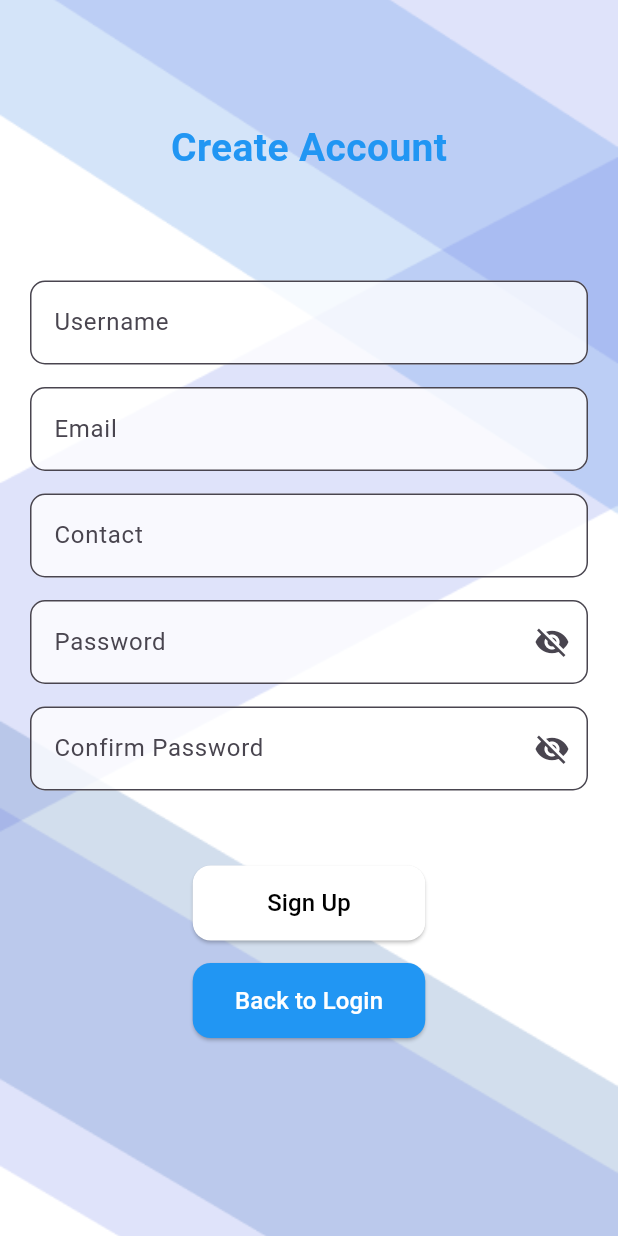
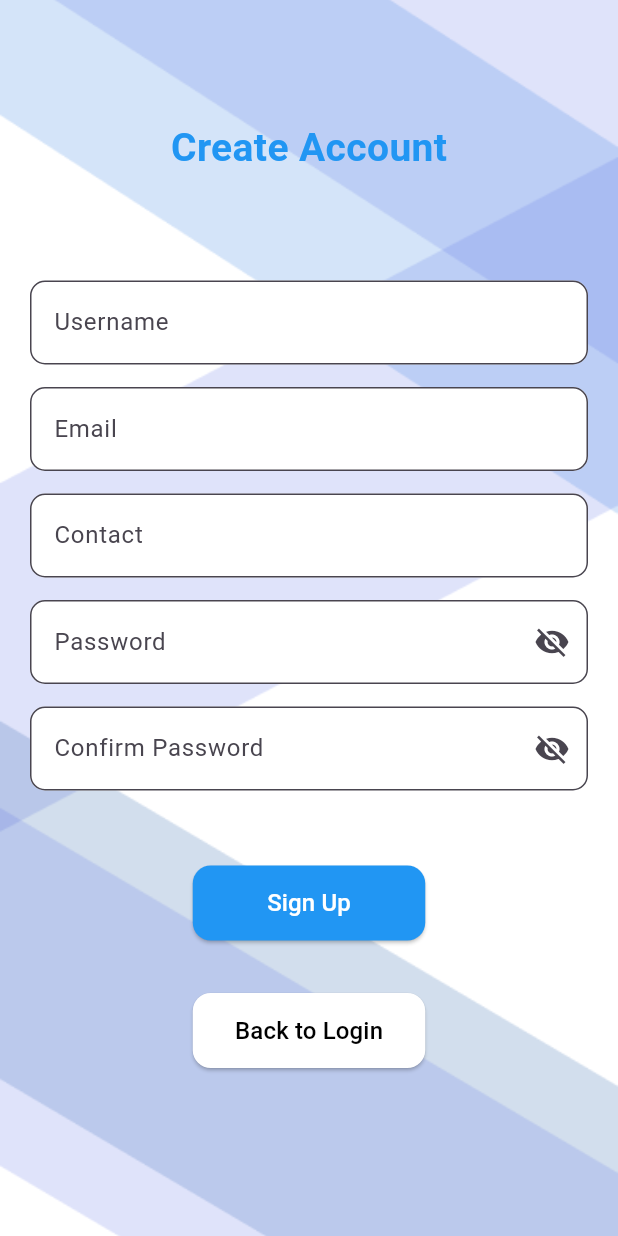
Before and after one commit to armanvalenzuela/Smart_ISP, a Flutter app: the screen it shows after launch, after a tap on "Sign Up", on a phone screen of 412 x 824 dp. Run offline on Flutter 3.47's test engine with Material 3 defaults, Android fonts, the phone set to English and light mode, and no system bars.

Commit message:
Forgot Password, and Profile na wala pang function sa backend and di pa tapos ung design.

```diff
--- a/lib/features/auth/presentation/login_screen.dart
+++ b/lib/features/auth/presentation/login_screen.dart
@@ -1,6 +1,7 @@
 import 'package:flutter/material.dart';
 import 'signup_screen.dart';
 import 'package:smart_isp/features/collector/presentation/home_screen.dart';
+import 'forgot_password.dart';
 
 class LoginScreen extends StatefulWidget {
   const LoginScreen({super.key});
@@ -24,7 +25,6 @@ class _LoginScreenState extends State<LoginScreen> {
     String password = _passwordController.text.trim();
 
     if (email == dummyEmail && password == dummyPassword) {
-      // ✅ Navigate to Collector Home and remove Login from stack
       Navigator.pushReplacement(
         context,
         MaterialPageRoute(builder: (context) => const CollectorHomePage()),
@@ -112,22 +112,38 @@ class _LoginScreenState extends State<LoginScreen> {
               ),
               const SizedBox(height: 10),
 
-              Align(
-                alignment: Alignment.centerRight,
-                child: Text(
-                  "Forgot password?",
-                  style: TextStyle(color: Colors.white.withOpacity(0.8)),
-                ),
-              ),
+             Align(
+               alignment: Alignment.centerRight,
+               child: GestureDetector(
+                 onTap: () {
+                   Navigator.push(
+                     context,
+                     MaterialPageRoute(
+                       builder: (context) => const ForgotPassword(),
+                     ),
+                   );
+                 },
+                 child: const Text(
+                   "Forgot Password?",
+                   style: TextStyle(
+                       color: Colors.white,
+                       fontSize: 16,
+                       fontWeight: FontWeight.bold
+                   ),
+                 ),
+
+               )
+             ),
               const SizedBox(height: 30),
+
 
               // Login button
               Center(
                 child: ElevatedButton(
                   onPressed: _login,
                   style: ElevatedButton.styleFrom(
-                    backgroundColor: Colors.grey[300],
-                    minimumSize: const Size(200, 50),
+                    backgroundColor: Colors.white,
+                    minimumSize: const Size(165, 50),
                     shape: RoundedRectangleBorder(
                       borderRadius: BorderRadius.circular(12),
                     ),
@@ -138,7 +154,7 @@ class _LoginScreenState extends State<LoginScreen> {
                   ),
                 ),
               ),
-              const SizedBox(height: 15),
+              const SizedBox(height: 25),
 
               // Sign Up button
               Center(
@@ -153,7 +169,7 @@ class _LoginScreenState extends State<LoginScreen> {
                   },
                   style: ElevatedButton.styleFrom(
                     backgroundColor: Colors.blue[700],
-                    minimumSize: const Size(200, 50),
+                    minimumSize: const Size(165, 50),
                     shape: RoundedRectangleBorder(
                       borderRadius: BorderRadius.circular(12),
                     ),
--- a/lib/features/auth/presentation/signup_screen.dart
+++ b/lib/features/auth/presentation/signup_screen.dart
@@ -39,12 +39,13 @@ class _SignUpScreenState extends State<SignUpScreen> {
                     ),
                   ),
                   const SizedBox(height: 70),
+
                   // Username
                   TextField(
                     decoration: InputDecoration(
                       hintText: "Username",
                       filled: true,
-                      fillColor: Colors.white.withOpacity(0.8),
+                      fillColor: Colors.white.withValues(),
                       border: OutlineInputBorder(
                         borderRadius: BorderRadius.circular(10),
                       ),
@@ -56,7 +57,7 @@ class _SignUpScreenState extends State<SignUpScreen> {
                     decoration: InputDecoration(
                       hintText: "Email",
                       filled: true,
-                      fillColor: Colors.white.withOpacity(0.8),
+                      fillColor: Colors.white.withValues(),
                       border: OutlineInputBorder(
                         borderRadius: BorderRadius.circular(10),
                       ),
@@ -68,7 +69,7 @@ class _SignUpScreenState extends State<SignUpScreen> {
                     decoration: InputDecoration(
                       hintText: "Contact",
                       filled: true,
-                      fillColor: Colors.white.withOpacity(0.8),
+                      fillColor: Colors.white.withValues(),
                       border: OutlineInputBorder(
                         borderRadius: BorderRadius.circular(10),
                       ),
@@ -82,7 +83,7 @@ class _SignUpScreenState extends State<SignUpScreen> {
                     decoration: InputDecoration(
                       hintText: "Password",
                       filled: true,
-                      fillColor: Colors.white.withOpacity(0.8),
+                      fillColor: Colors.white.withValues(),
                       border: OutlineInputBorder(
                         borderRadius: BorderRadius.circular(10),
                       ),
@@ -108,7 +109,7 @@ class _SignUpScreenState extends State<SignUpScreen> {
                     decoration: InputDecoration(
                       hintText: "Confirm Password",
                       filled: true,
-                      fillColor: Colors.white.withOpacity(0.8),
+                      fillColor: Colors.white.withValues(),
                       border: OutlineInputBorder(
                         borderRadius: BorderRadius.circular(10),
                       ),
@@ -134,6 +135,23 @@ class _SignUpScreenState extends State<SignUpScreen> {
                       // Sign Up action
                     },
                     style: ElevatedButton.styleFrom(
+                      backgroundColor: Colors.blue,
+                      minimumSize: const Size(155, 50),
+                      shape: RoundedRectangleBorder(
+                        borderRadius: BorderRadius.circular(12),
+                      ),
+                    ),
+                    child: const Text(
+                      "Sign Up",
+                      style: TextStyle(color: Colors.white, fontSize: 16),
+                    ),
+                  ),
+                  const SizedBox(height: 35),
+                  ElevatedButton(
+                    onPressed: () {
+                      Navigator.pop(context);
+                    },
+                    style: ElevatedButton.styleFrom(
                       backgroundColor: Colors.white,
                       minimumSize: const Size(155, 50),
                       shape: RoundedRectangleBorder(
@@ -141,25 +159,8 @@ class _SignUpScreenState extends State<SignUpScreen> {
                       ),
                     ),
                     child: const Text(
-                      "Sign Up",
+                      "Back to Login",
                       style: TextStyle(color: Colors.black, fontSize: 16),
-                    ),
-                  ),
-                  const SizedBox(height: 15),
-                  ElevatedButton(
-                    onPressed: () {
-                      Navigator.pop(context);
-                    },
-                    style: ElevatedButton.styleFrom(
-                      backgroundColor: Colors.blue,
-                      minimumSize: const Size(155, 50),
-                      shape: RoundedRectangleBorder(
-                        borderRadius: BorderRadius.circular(12),
-                      ),
-                    ),
-                    child: const Text(
-                      "Back to Login",
-                      style: TextStyle(color: Colors.white, fontSize: 16),
                     ),
                   ),
                   const SizedBox(height: 125),
```
Also changed, not shown: lib/features/auth/presentation/forgot_password.dart (added, +140 -0 lines), lib/features/collector/presentation/home_screen.dart (+6 -2 lines), lib/features/profile/presentation/profile_page.dart (added, +106 -0 lines).
